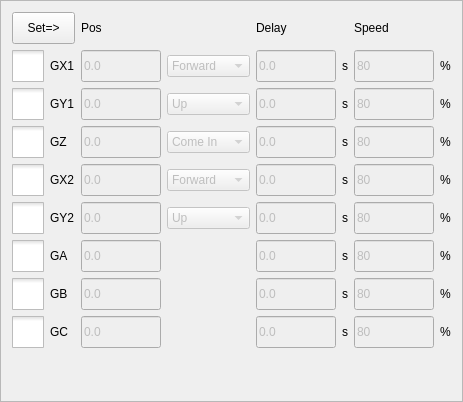
Above: hcinstruction/actionsettingframe.ui from GaussCheng/2-5AxisPunch before the change. Below: the same form after it.
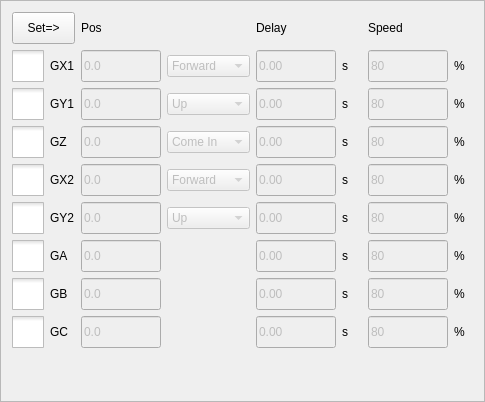
That is the form after the change. Icons and pictures are not drawn. Custom widgets are drawn as their Qt base class.

Patch:
```diff
--- a/hcinstruction/actionsettingframe.ui
+++ b/hcinstruction/actionsettingframe.ui
@@ -6,7 +6,7 @@
    <rect>
     <x>0</x>
     <y>0</y>
-    <width>388</width>
+    <width>485</width>
     <height>402</height>
    </rect>
   </property>
@@ -93,7 +93,7 @@
       </size>
      </property>
      <property name="text">
-      <string>0.0</string>
+      <string>0.00</string>
      </property>
     </widget>
    </item>
@@ -159,7 +159,7 @@
       </size>
      </property>
      <property name="text">
-      <string>0.0</string>
+      <string>0.00</string>
      </property>
     </widget>
    </item>
@@ -225,7 +225,7 @@
       </size>
      </property>
      <property name="text">
-      <string>0.0</string>
+      <string>0.00</string>
      </property>
     </widget>
    </item>
@@ -524,7 +524,7 @@
       </size>
      </property>
      <property name="text">
-      <string>0.0</string>
+      <string>0.00</string>
      </property>
     </widget>
    </item>
@@ -643,7 +643,7 @@
       </size>
      </property>
      <property name="text">
-      <string>0.0</string>
+      <string>0.00</string>
      </property>
     </widget>
    </item>
@@ -884,7 +884,7 @@
       </size>
      </property>
      <property name="text">
-      <string>0.0</string>
+      <string>0.00</string>
      </property>
     </widget>
    </item>
@@ -906,7 +906,7 @@
       </size>
      </property>
      <property name="text">
-      <string>0.0</string>
+      <string>0.00</string>
      </property>
     </widget>
    </item>
@@ -928,7 +928,7 @@
       </size>
      </property>
      <property name="text">
-      <string>0.0</string>
+      <string>0.00</string>
      </property>
     </widget>
    </item>
```
